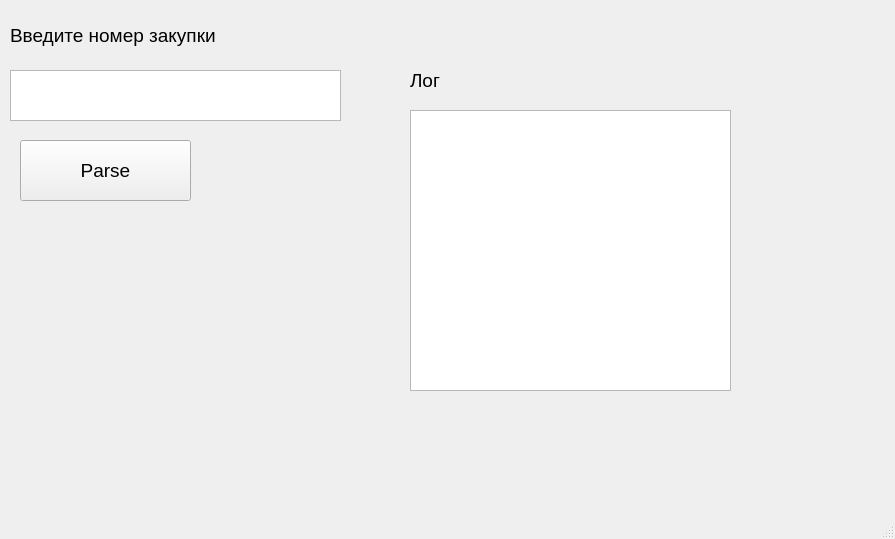
This is untitled.ui in Sermob112/ParserV1 as Qt 5 draws it before an edit. The edited form follows.
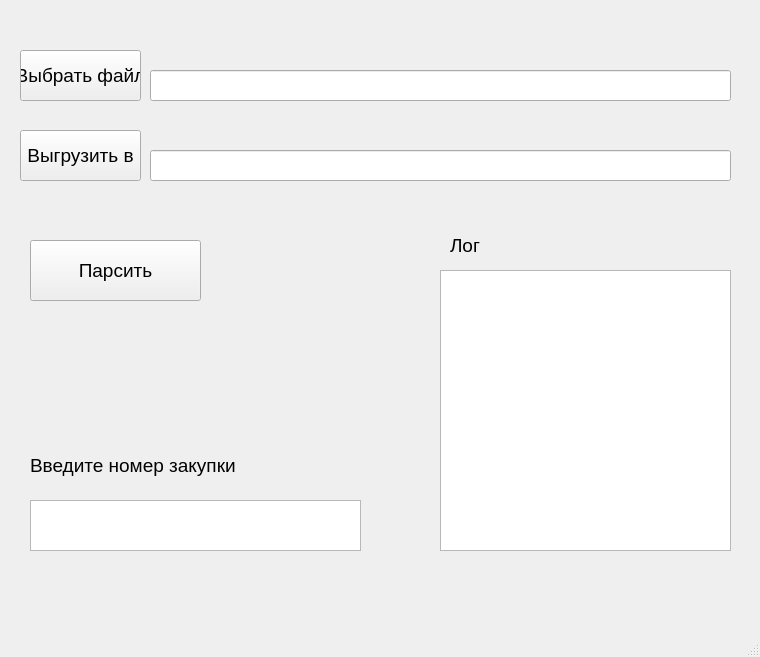
This is the edited form.

```diff
--- a/untitled.ui
+++ b/untitled.ui
@@ -6,8 +6,8 @@
    <rect>
     <x>0</x>
     <y>0</y>
-    <width>895</width>
-    <height>539</height>
+    <width>760</width>
+    <height>657</height>
    </rect>
   </property>
   <property name="font">
@@ -22,21 +22,24 @@
    <widget class="QPushButton" name="Parse_but">
     <property name="geometry">
      <rect>
-      <x>20</x>
-      <y>140</y>
+      <x>30</x>
+      <y>240</y>
       <width>171</width>
       <height>61</height>
      </rect>
     </property>
+    <property name="styleSheet">
+     <string notr="true">font: 14pt &quot;Impact&quot;;</string>
+    </property>
     <property name="text">
-     <string>Parse</string>
+     <string>Парсить</string>
     </property>
    </widget>
    <widget class="QLabel" name="Lab">
     <property name="geometry">
      <rect>
-      <x>10</x>
-      <y>10</y>
+      <x>30</x>
+      <y>440</y>
       <width>331</width>
       <height>51</height>
      </rect>
@@ -55,8 +58,8 @@
    <widget class="QTextEdit" name="Insert_text">
     <property name="geometry">
      <rect>
-      <x>10</x>
-      <y>70</y>
+      <x>30</x>
+      <y>500</y>
       <width>331</width>
       <height>51</height>
      </rect>
@@ -69,26 +72,90 @@
    <widget class="QTextBrowser" name="textBrowser">
     <property name="geometry">
      <rect>
-      <x>410</x>
-      <y>110</y>
-      <width>321</width>
+      <x>440</x>
+      <y>270</y>
+      <width>291</width>
       <height>281</height>
      </rect>
     </property>
+    <property name="styleSheet">
+     <string notr="true">font: 10pt &quot;Impact&quot;;</string>
+    </property>
    </widget>
    <widget class="QLabel" name="label">
     <property name="geometry">
      <rect>
-      <x>410</x>
-      <y>70</y>
-      <width>191</width>
-      <height>21</height>
+      <x>450</x>
+      <y>230</y>
+      <width>31</width>
+      <height>31</height>
      </rect>
     </property>
+    <property name="styleSheet">
+     <string notr="true">font: 14pt &quot;Impact&quot;;</string>
+    </property>
     <property name="text">
      <string>Лог</string>
     </property>
    </widget>
+   <widget class="QLineEdit" name="FilePathIn">
+    <property name="geometry">
+     <rect>
+      <x>150</x>
+      <y>70</y>
+      <width>581</width>
+      <height>31</height>
+     </rect>
+    </property>
+    <property name="styleSheet">
+     <string notr="true">font: 12pt &quot;Impact&quot;;</string>
+    </property>
+   </widget>
+   <widget class="QPushButton" name="InputFileBut">
+    <property name="geometry">
+     <rect>
+      <x>20</x>
+      <y>50</y>
+      <width>121</width>
+      <height>51</height>
+     </rect>
+    </property>
+    <property name="styleSheet">
+     <string notr="true">font: 12pt &quot;Impact&quot;;</string>
+    </property>
+    <property name="text">
+     <string>Выбрать файл</string>
+    </property>
+   </widget>
+   <widget class="QPushButton" name="OutPutFileBut">
+    <property name="geometry">
+     <rect>
+      <x>20</x>
+      <y>130</y>
+      <width>121</width>
+      <height>51</height>
+     </rect>
+    </property>
+    <property name="styleSheet">
+     <string notr="true">font: 12pt &quot;Impact&quot;;</string>
+    </property>
+    <property name="text">
+     <string>Выгрузить в</string>
+    </property>
+   </widget>
+   <widget class="QLineEdit" name="FilePathOut">
+    <property name="geometry">
+     <rect>
+      <x>150</x>
+      <y>150</y>
+      <width>581</width>
+      <height>31</height>
+     </rect>
+    </property>
+    <property name="styleSheet">
+     <string notr="true">font: 12pt &quot;Impact&quot;;</string>
+    </property>
+   </widget>
   </widget>
   <widget class="QMenuBar" name="menubar">
    <property name="geometry">
```
Left out of the diff: 2 changed lines with no effect on the pictures.
